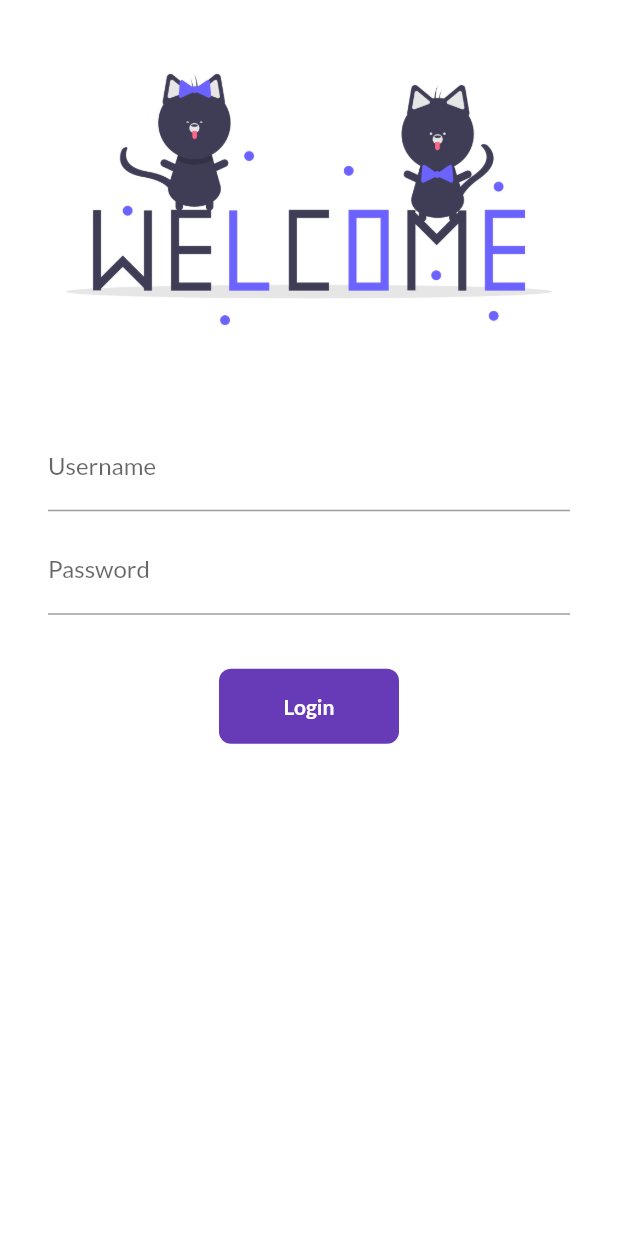
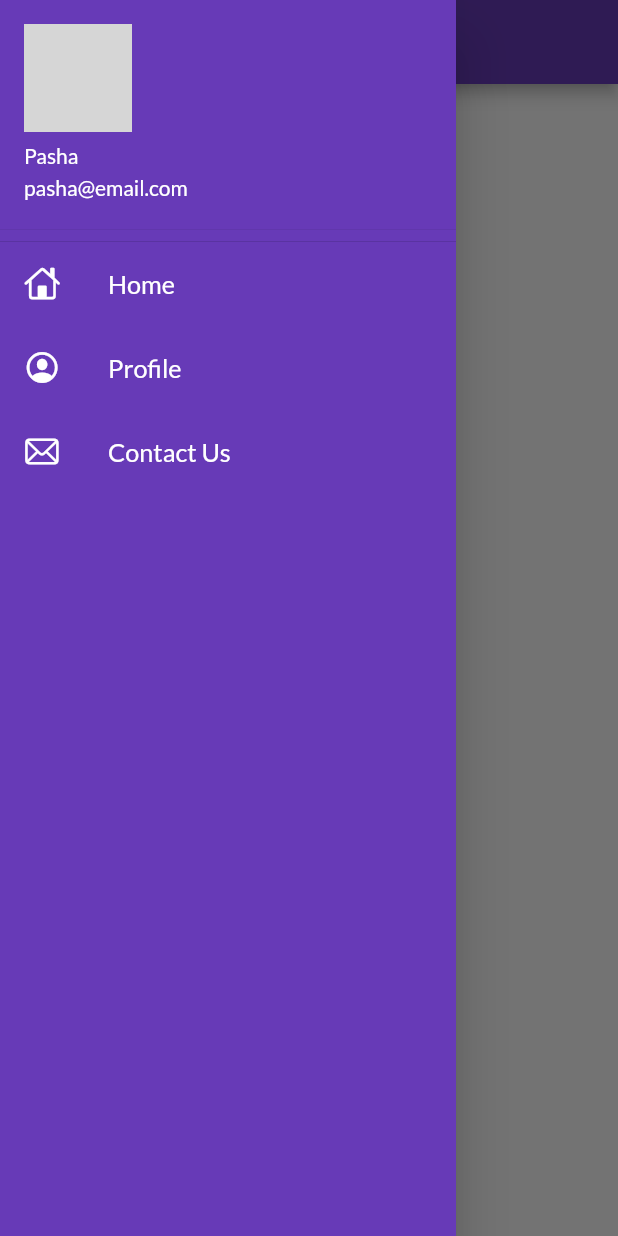
Before and after one commit to parthshah51999/flutter_my_app_1, a Flutter app: the screen it shows after launch, with the side drawer open (before the commit the screen has no drawer), on a phone screen of 412 x 824 dp. Run offline on Flutter 3.47's test engine with Material 2 defaults, Android fonts, the phone set to English and light mode, and no system bars; our stand-ins replace google_fonts; network calls fail; grey boxes are pictures that could not be loaded.

Commit message:
add basic drawer sturucture on home

```diff
--- a/lib/main.dart
+++ b/lib/main.dart
@@ -20,6 +20,8 @@ class MyApp extends StatelessWidget {
           fontFamily: GoogleFonts.lato().fontFamily),
       darkTheme: ThemeData(brightness: Brightness.dark),
       themeMode: ThemeMode.system,
+      initialRoute: AppRoutes.home,
+      debugShowCheckedModeBanner: false,
       routes: {
         "/": (context) => LoginPage(),
         AppRoutes.home: (context) => HomePage(),
--- a/lib/pages/home_page.dart
+++ b/lib/pages/home_page.dart
@@ -1,4 +1,5 @@
 import 'package:flutter/material.dart';
+import '/widgets/drawerWidget.dart';
 
 class HomePage extends StatelessWidget {
   const HomePage({super.key});
@@ -16,7 +17,7 @@ class HomePage extends StatelessWidget {
           child: Text("$days days of flutter"),
         ),
       ),
-      drawer: Drawer(),
+      drawer: DrawerWidget(),
     );
   }
 }
--- /dev/null
+++ b/lib/widgets/drawerWidget.dart
@@ -0,0 +1,64 @@
+import 'package:flutter/cupertino.dart';
+import "package:flutter/material.dart";
+
+class DrawerWidget extends StatelessWidget {
+  @override
+  Widget build(BuildContext context) {
+    final String url =
+        "https://png.pngtree.com/png-clipart/20190520/original/pngtree-vector-users-icon-png-image_4144740.jpg";
+
+    return Drawer(
+      child: Container(
+        color: Colors.deepPurple,
+        child: ListView(
+          padding: EdgeInsets.zero,
+          children: [
+            DrawerHeader(
+                margin: EdgeInsets.zero,
+                padding: EdgeInsets.zero,
+                child: UserAccountsDrawerHeader(
+                  accountName: Text("Pasha"),
+                  accountEmail: Text("pasha@email.com"),
+                  currentAccountPicture: CircleAvatar(
+                    backgroundImage: NetworkImage(url),
+                  ),
+                )),
+            ListTile(
+              leading: Icon(
+                CupertinoIcons.home,
+                color: Colors.white,
+              ),
+              title: Text(
+                "Home",
+                style: TextStyle(color: Colors.white),
+                textScaleFactor: 1.2,
+              ),
+            ),
+            ListTile(
+              leading: Icon(
+                CupertinoIcons.profile_circled,
+                color: Colors.white,
+              ),
+              title: Text(
+                "Profile",
+                style: TextStyle(color: Colors.white),
+                textScaleFactor: 1.2,
+              ),
+            ),
+            ListTile(
+              leading: Icon(
+                CupertinoIcons.mail,
+                color: Colors.white,
+              ),
+              title: Text(
+                "Contact Us",
+                style: TextStyle(color: Colors.white),
+                textScaleFactor: 1.2,
+              ),
+            )
+          ],
+        ),
+      ),
+    );
+  }
+}
```
Also changed, not shown: 1 other file.
